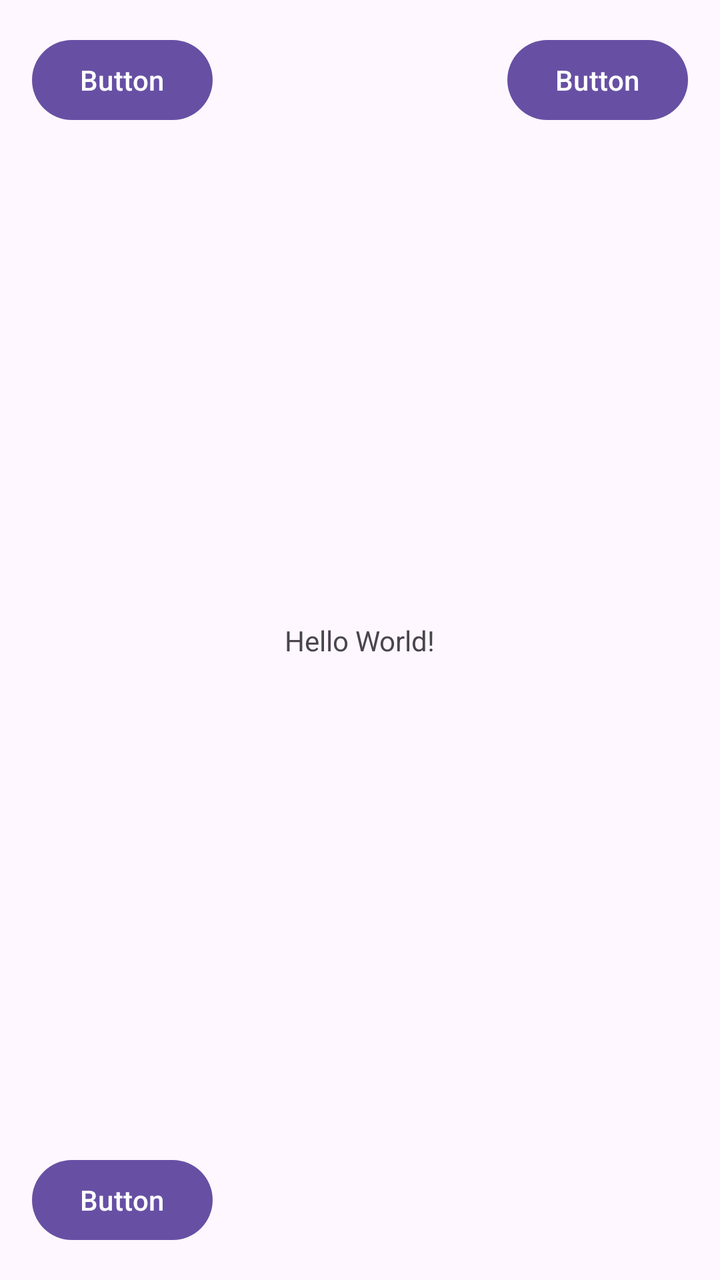
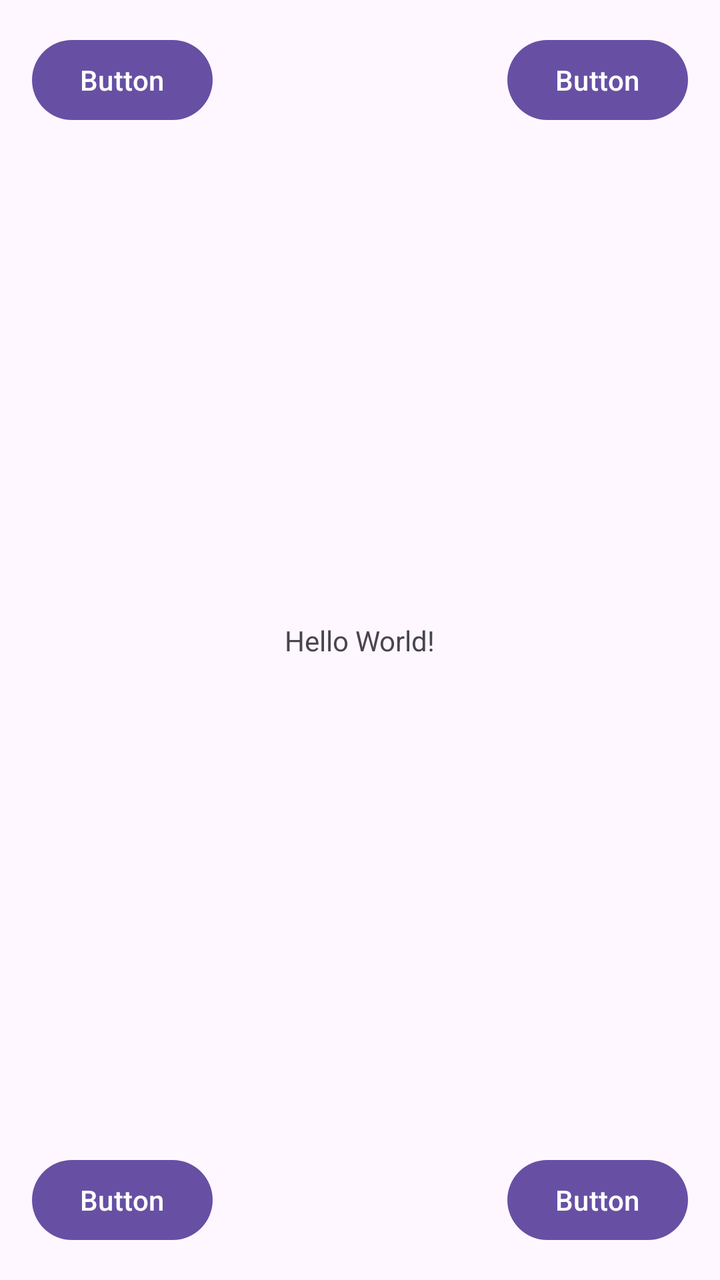

Screens rendered from an Android XML layout before and after an edit, with the pre-edit source and the edit as a unified diff.
<!-- AndroidManifest.xml: application theme Theme.Interfejs -->
<!-- res/layout/activity_main.xml -->
<?xml version="1.0" encoding="utf-8"?>
<androidx.constraintlayout.widget.ConstraintLayout xmlns:android="http://schemas.android.com/apk/res/android"
    xmlns:app="http://schemas.android.com/apk/res-auto"
    xmlns:tools="http://schemas.android.com/tools"
    android:id="@+id/main"
    android:layout_width="match_parent"
    android:layout_height="match_parent"
    tools:context=".MainActivity">

    <TextView
        android:layout_width="wrap_content"
        android:layout_height="wrap_content"
        android:text="Hello World!"
        app:layout_constraintBottom_toBottomOf="parent"
        app:layout_constraintEnd_toEndOf="parent"
        app:layout_constraintStart_toStartOf="parent"
        app:layout_constraintTop_toTopOf="parent" />

    <Button
        android:id="@+id/button"
        android:layout_width="wrap_content"
        android:layout_height="wrap_content"
        android:layout_marginStart="16dp"
        android:layout_marginTop="16dp"
        android:text="Button"
        app:layout_constraintStart_toStartOf="parent"
        app:layout_constraintTop_toTopOf="parent" />

    <Button
        android:id="@+id/button2"
        android:layout_width="wrap_content"
        android:layout_height="wrap_content"
        android:layout_marginTop="16dp"
        android:layout_marginEnd="16dp"
        android:text="Button"
        app:layout_constraintEnd_toEndOf="parent"
        app:layout_constraintTop_toTopOf="parent" />

    <Button
        android:id="@+id/button3"
        android:layout_width="wrap_content"
        android:layout_height="wrap_content"
        android:layout_marginStart="16dp"
        android:layout_marginBottom="16dp"
        android:text="Button"
        app:layout_constraintBottom_toBottomOf="parent"
        app:layout_constraintStart_toStartOf="parent" />

</androidx.constraintlayout.widget.ConstraintLayout>
<!-- resources referenced by this layout -->
<resources>
  <style name="Theme.Interfejs" parent="Base.Theme.Interfejs" />
  <style name="Base.Theme.Interfejs" parent="Theme.Material3.DayNight.NoActionBar">
          
          
      </style>
</resources>

<!-- the commit's change to res/layout/activity_main.xml (unified diff, before → after) -->
@@ -46,4 +46,14 @@
         app:layout_constraintBottom_toBottomOf="parent"
         app:layout_constraintStart_toStartOf="parent" />
 
+    <Button
+        android:id="@+id/button4"
+        android:layout_width="wrap_content"
+        android:layout_height="wrap_content"
+        android:layout_marginEnd="16dp"
+        android:layout_marginBottom="16dp"
+        android:text="Button"
+        app:layout_constraintBottom_toBottomOf="parent"
+        app:layout_constraintEnd_toEndOf="parent" />
+
 </androidx.constraintlayout.widget.ConstraintLayout>
